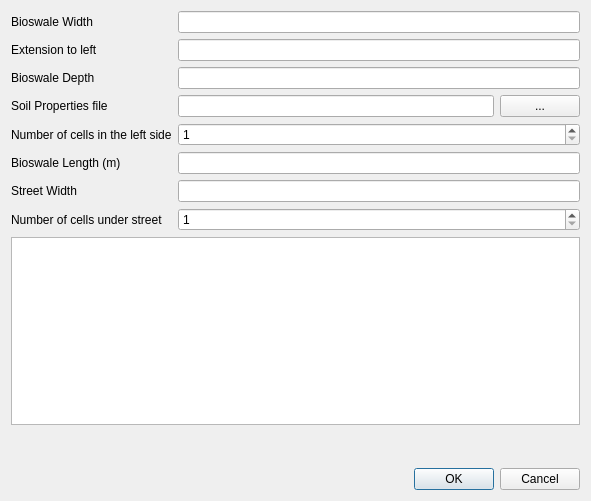
Above: dialogrosemead.ui from ArashMassoudieh/DryWellScriptGenerator before the change. Below: the same form after it.
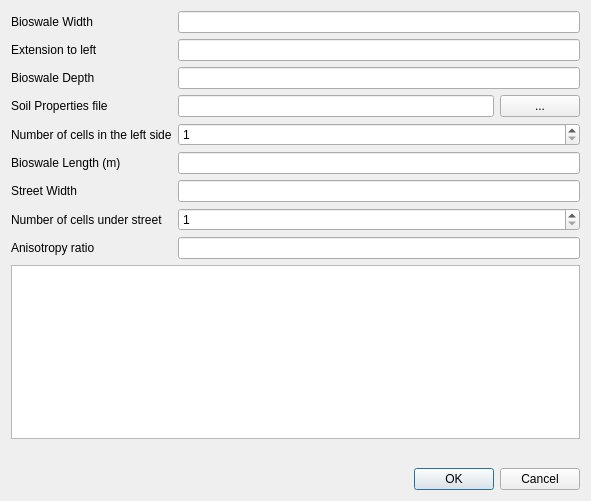
That is the form after the change.

Commit message: Rosemead_Anisotropy

Patch:
```diff
--- a/dialogrosemead.ui
+++ b/dialogrosemead.ui
@@ -115,6 +115,16 @@
        </property>
       </widget>
      </item>
+     <item row="8" column="0">
+      <widget class="QLabel" name="label_9">
+       <property name="text">
+        <string>Anisotropy ratio</string>
+       </property>
+      </widget>
+     </item>
+     <item row="8" column="1">
+      <widget class="QLineEdit" name="AnisoRatioLineEdit"/>
+     </item>
     </layout>
    </item>
    <item>
```
The commit also changes 2 other files.
